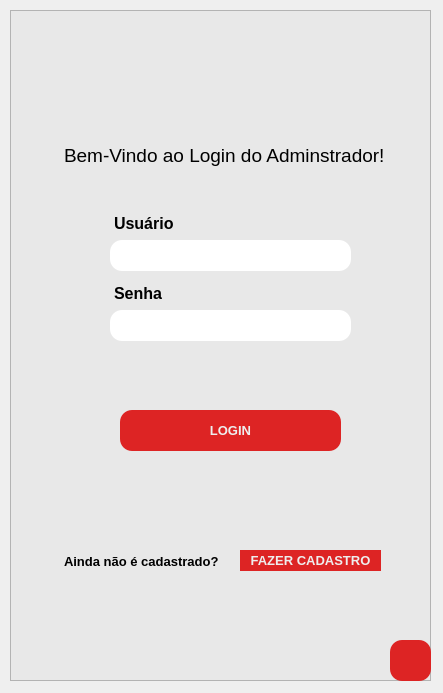
Above: telas/tela_loginAdm.ui from ClaraFontes/bilheteria-digital before the change. Below: the same form after it.
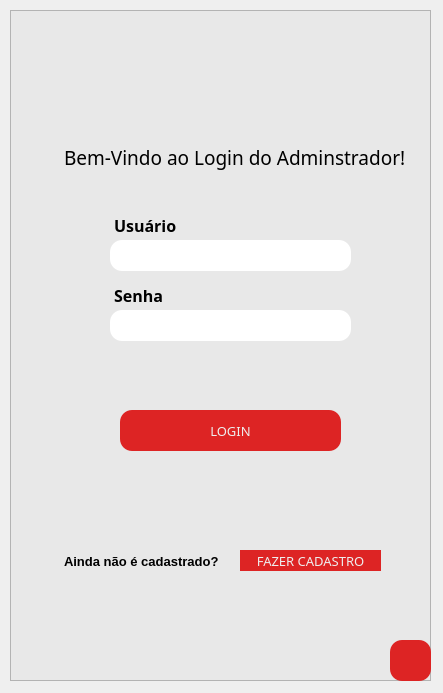
That is the form after the change. Icons and pictures are not drawn.

Commit message: edit: fonte dos textos das telas.

The edit to the form file:
```diff
--- a/telas/tela_loginAdm.ui
+++ b/telas/tela_loginAdm.ui
@@ -42,9 +42,10 @@
     </property>
     <property name="font">
      <font>
+      <family>Arial Rounded MT Bold</family>
       <pointsize>10</pointsize>
-      <weight>75</weight>
-      <bold>true</bold>
+      <weight>50</weight>
+      <bold>false</bold>
      </font>
     </property>
     <property name="styleSheet">
@@ -78,9 +79,10 @@
     </property>
     <property name="font">
      <font>
+      <family>Arial Rounded MT Bold</family>
       <pointsize>10</pointsize>
-      <weight>75</weight>
-      <bold>true</bold>
+      <weight>50</weight>
+      <bold>false</bold>
      </font>
     </property>
     <property name="styleSheet">
@@ -132,6 +134,11 @@
       <height>41</height>
      </rect>
     </property>
+    <property name="font">
+     <font>
+      <family>Arial Rounded MT Bold</family>
+     </font>
+    </property>
     <property name="styleSheet">
      <string notr="true">border: none;</string>
     </property>
@@ -139,8 +146,8 @@
      <string>&lt;!DOCTYPE HTML PUBLIC &quot;-//W3C//DTD HTML 4.0//EN&quot; &quot;http://www.w3.org/TR/REC-html40/strict.dtd&quot;&gt;
 &lt;html&gt;&lt;head&gt;&lt;meta name=&quot;qrichtext&quot; content=&quot;1&quot; /&gt;&lt;style type=&quot;text/css&quot;&gt;
 p, li { white-space: pre-wrap; }
-&lt;/style&gt;&lt;/head&gt;&lt;body style=&quot; font-family:'MS Shell Dlg 2'; font-size:8.25pt; font-weight:400; font-style:normal;&quot;&gt;
-&lt;p style=&quot; margin-top:0px; margin-bottom:0px; margin-left:0px; margin-right:0px; -qt-block-indent:0; text-indent:0px;&quot;&gt;&lt;span style=&quot; font-size:14pt;&quot;&gt;Bem-Vindo ao Login do Adminstrador!&lt;/span&gt;&lt;/p&gt;&lt;/body&gt;&lt;/html&gt;</string>
+&lt;/style&gt;&lt;/head&gt;&lt;body style=&quot; font-family:'Arial Rounded MT Bold'; font-size:8.25pt; font-weight:400; font-style:normal;&quot;&gt;
+&lt;p style=&quot; margin-top:0px; margin-bottom:0px; margin-left:0px; margin-right:0px; -qt-block-indent:0; text-indent:0px;&quot;&gt;&lt;span style=&quot; font-family:'MS Shell Dlg 2'; font-size:14pt;&quot;&gt;Bem-Vindo ao Login do Adminstrador!&lt;/span&gt;&lt;/p&gt;&lt;/body&gt;&lt;/html&gt;</string>
     </property>
    </widget>
    <widget class="QLineEdit" name="box_senha">
@@ -222,6 +229,11 @@
       <height>31</height>
      </rect>
     </property>
+    <property name="font">
+     <font>
+      <family>Arial Rounded MT Bold</family>
+     </font>
+    </property>
     <property name="styleSheet">
      <string notr="true">border: none;</string>
     </property>
@@ -229,8 +241,8 @@
      <string>&lt;!DOCTYPE HTML PUBLIC &quot;-//W3C//DTD HTML 4.0//EN&quot; &quot;http://www.w3.org/TR/REC-html40/strict.dtd&quot;&gt;
 &lt;html&gt;&lt;head&gt;&lt;meta name=&quot;qrichtext&quot; content=&quot;1&quot; /&gt;&lt;style type=&quot;text/css&quot;&gt;
 p, li { white-space: pre-wrap; }
-&lt;/style&gt;&lt;/head&gt;&lt;body style=&quot; font-family:'MS Shell Dlg 2'; font-size:8.25pt; font-weight:400; font-style:normal;&quot;&gt;
-&lt;p style=&quot; margin-top:0px; margin-bottom:0px; margin-left:0px; margin-right:0px; -qt-block-indent:0; text-indent:0px;&quot;&gt;&lt;span style=&quot; font-size:12pt; font-weight:600;&quot;&gt;Usuário&lt;/span&gt;&lt;/p&gt;&lt;/body&gt;&lt;/html&gt;</string>
+&lt;/style&gt;&lt;/head&gt;&lt;body style=&quot; font-family:'Arial Rounded MT Bold'; font-size:8.25pt; font-weight:400; font-style:normal;&quot;&gt;
+&lt;p style=&quot; margin-top:0px; margin-bottom:0px; margin-left:0px; margin-right:0px; -qt-block-indent:0; text-indent:0px;&quot;&gt;&lt;span style=&quot; font-family:'MS Shell Dlg 2'; font-size:12pt; font-weight:600;&quot;&gt;Usuário&lt;/span&gt;&lt;/p&gt;&lt;/body&gt;&lt;/html&gt;</string>
     </property>
    </widget>
    <widget class="QTextEdit" name="texto_senha">
@@ -242,6 +254,11 @@
       <height>31</height>
      </rect>
     </property>
+    <property name="font">
+     <font>
+      <family>Arial Rounded MT Bold</family>
+     </font>
+    </property>
     <property name="styleSheet">
      <string notr="true">border: none;</string>
     </property>
@@ -249,8 +266,8 @@
      <string>&lt;!DOCTYPE HTML PUBLIC &quot;-//W3C//DTD HTML 4.0//EN&quot; &quot;http://www.w3.org/TR/REC-html40/strict.dtd&quot;&gt;
 &lt;html&gt;&lt;head&gt;&lt;meta name=&quot;qrichtext&quot; content=&quot;1&quot; /&gt;&lt;style type=&quot;text/css&quot;&gt;
 p, li { white-space: pre-wrap; }
-&lt;/style&gt;&lt;/head&gt;&lt;body style=&quot; font-family:'MS Shell Dlg 2'; font-size:8.25pt; font-weight:400; font-style:normal;&quot;&gt;
-&lt;p style=&quot; margin-top:0px; margin-bottom:0px; margin-left:0px; margin-right:0px; -qt-block-indent:0; text-indent:0px;&quot;&gt;&lt;span style=&quot; font-size:12pt; font-weight:600;&quot;&gt;Senha&lt;/span&gt;&lt;/p&gt;&lt;/body&gt;&lt;/html&gt;</string>
+&lt;/style&gt;&lt;/head&gt;&lt;body style=&quot; font-family:'Arial Rounded MT Bold'; font-size:8.25pt; font-weight:400; font-style:normal;&quot;&gt;
+&lt;p style=&quot; margin-top:0px; margin-bottom:0px; margin-left:0px; margin-right:0px; -qt-block-indent:0; text-indent:0px;&quot;&gt;&lt;span style=&quot; font-family:'MS Shell Dlg 2'; font-size:12pt; font-weight:600;&quot;&gt;Senha&lt;/span&gt;&lt;/p&gt;&lt;/body&gt;&lt;/html&gt;</string>
     </property>
    </widget>
    <widget class="QPushButton" name="bt_voltarloginAdm">
```
Left out of the diff: 19 changed lines with no effect on the pictures. The commit also changes 5 other files.
